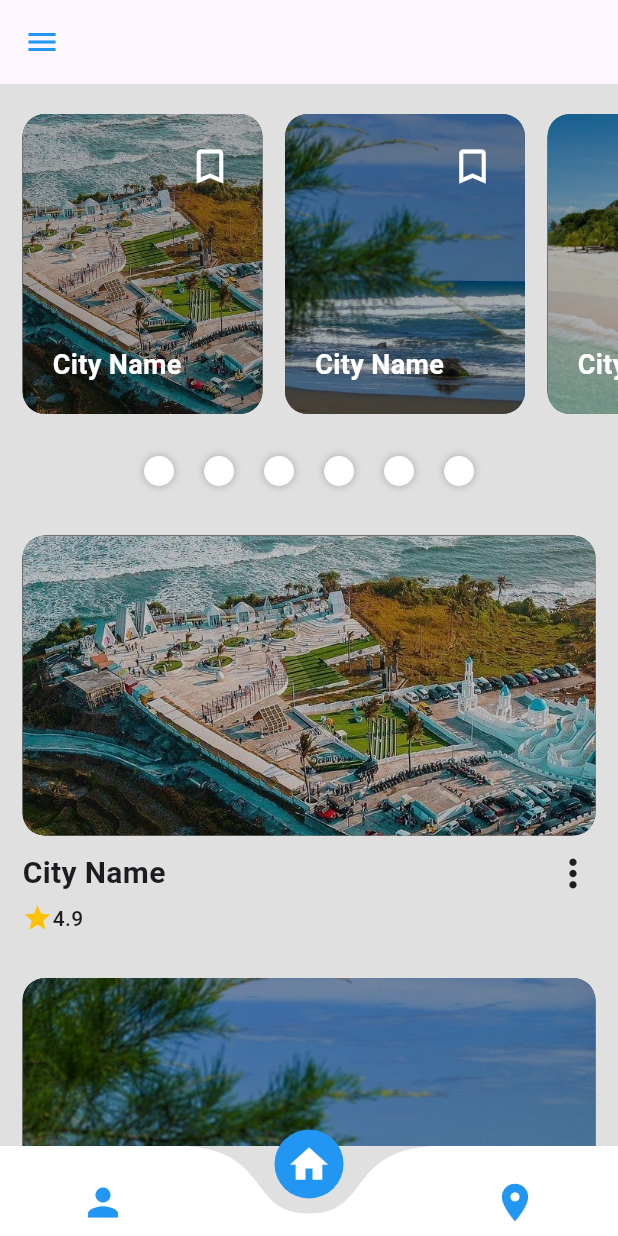
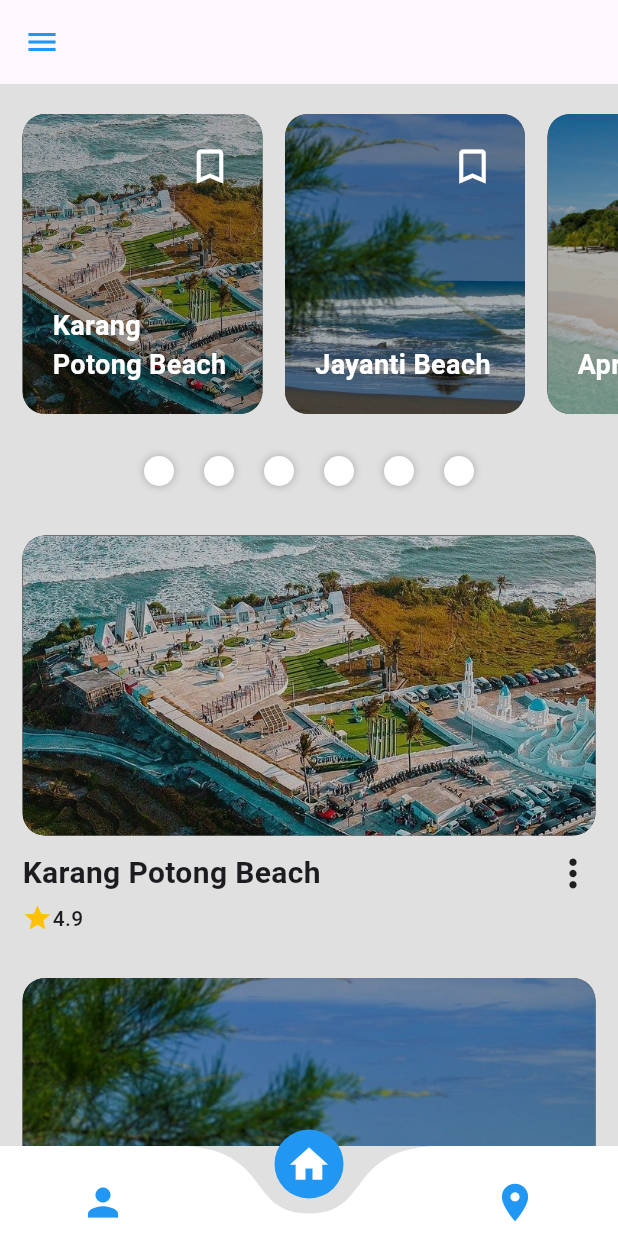
Before and after one commit to DescaMr/tubesmobile-project-baru, a Flutter app: the screen it shows after launch, after a tap on "L O G I N", on a phone screen of 412 x 824 dp. Run offline on Flutter 3.47's test engine with Material 3 defaults, Android fonts, the phone set to English and light mode, and no system bars; drawn by our look-alikes of curved_navigation_bar; our stand-ins replace animated_splash_screen, font_awesome_flutter.

Commit message:
make model , update dummydata, update homepage

```diff
--- a/lib/pages/dummy.data.dart
+++ b/lib/pages/dummy.data.dart
@@ -1,7 +1,48 @@
-class City {
-  final String name;
-  final String imagePath;
-  final double rating;
+class Beach {
+  String name;
+  String Location;
+  String description;
+  String rating;
+  String openDay;
+  String openTime;
+  String imageAsset;
 
-  City({required this.name, required this.imagePath, required this.rating});
+  Beach({
+    required this.name,
+    required this.Location,
+    required this.description,
+    required this.rating,
+    required this.openDay,
+    required this.openTime,
+    required this.imageAsset,
+  });
 }
+
+var BeachList = [
+Beach(
+  name: 'Karang Potong Beach',
+  Location: 'Cianjur',
+   description: 'ini adalah karang potong beach',
+   rating: '4.9',
+    openDay: 'open everyday',
+     openTime: 'openTime',
+      imageAsset: 'images/city1.jpg'),
+
+Beach(
+  name: 'Jayanti Beach',
+  Location: 'Cianjur',
+   description: 'ini adalah karang potong beach',
+   rating: '4.6',
+    openDay: 'open everyday',
+     openTime: 'openTime',
+      imageAsset: 'images/city2.jpg'),
+
+Beach(
+  name: 'Apra Beach',
+  Location: 'Cianjur',
+   description: 'ini adalah karang potong beach',
+   rating: '4.7',
+    openDay: 'open everyday',
+     openTime: 'openTime',
+      imageAsset: 'images/city3.jpg'),
+];
--- a/lib/pages/home_page.dart
+++ b/lib/pages/home_page.dart
@@ -1,5 +1,5 @@
 import 'package:bottomnavbar/pages/post_screen.dart';
-// import 'package:bottomnavbar/pages/dummy.data.dart';
+import 'package:bottomnavbar/pages/dummy.data.dart';
 import 'package:flutter/material.dart';
 
 class HomePage extends StatelessWidget {
@@ -34,10 +34,12 @@ class HomePage extends StatelessWidget {
                       child: Container(
                         height: 200,
                         child: ListView.builder(
-                            itemCount: 6,
+
+                            itemCount: 3,
                             scrollDirection: Axis.horizontal,
                             shrinkWrap: true,
                             itemBuilder: (BuildContext context, int index) {
+                              final Beach place = BeachList[index];
                               return InkWell(
                                 onTap: () {
                                   Navigator.push(
@@ -56,7 +58,7 @@ class HomePage extends StatelessWidget {
                                     image: DecorationImage(
                                       //city1.jpg
                                       image: AssetImage(
-                                          "images/city${index + 1}.jpg"),
+                                          place.imageAsset),
                                       fit: BoxFit.cover,
                                       opacity: 0.7,
                                     ),
@@ -75,7 +77,7 @@ class HomePage extends StatelessWidget {
                                       Container(
                                         alignment: Alignment.bottomLeft,
                                         child: Text(
-                                          "City Name",
+                                          place.name,
                                           style: TextStyle(
                                             color: Colors.white,
                                             fontSize: 18,
@@ -130,9 +132,10 @@ class HomePage extends StatelessWidget {
                 SizedBox(height: 10),
                 ListView.builder(
                   physics: NeverScrollableScrollPhysics(),
-                  itemCount: 6,
+                  itemCount: 3,
                   shrinkWrap: true,
                   itemBuilder: (BuildContext context, int index) {
+                    final Beach place = BeachList[index];
                     return Padding(
                       padding: EdgeInsets.all(15),
                       child: Column(
@@ -152,7 +155,7 @@ class HomePage extends StatelessWidget {
                                 borderRadius: BorderRadius.circular(15),
                                 image: DecorationImage(
                                   image:
-                                      AssetImage("images/city${index + 1}.jpg"),
+                                      AssetImage(place.imageAsset),
                                   fit: BoxFit.cover,
                                   opacity: 0.8,
                                 ),
@@ -165,7 +168,7 @@ class HomePage extends StatelessWidget {
                               mainAxisAlignment: MainAxisAlignment.spaceBetween,
                               children: [
                                 Text(
-                                  "City Name",
+                                  place.name,
                                   style: TextStyle(
                                     fontSize: 20,
                                     fontWeight: FontWeight.w600,
@@ -184,7 +187,7 @@ class HomePage extends StatelessWidget {
                                 size: 20,
                               ),
                               Text(
-                                "4.9",
+                                place.rating,
                                 style: TextStyle(fontWeight: FontWeight.w500),
                               )
                             ],
```
